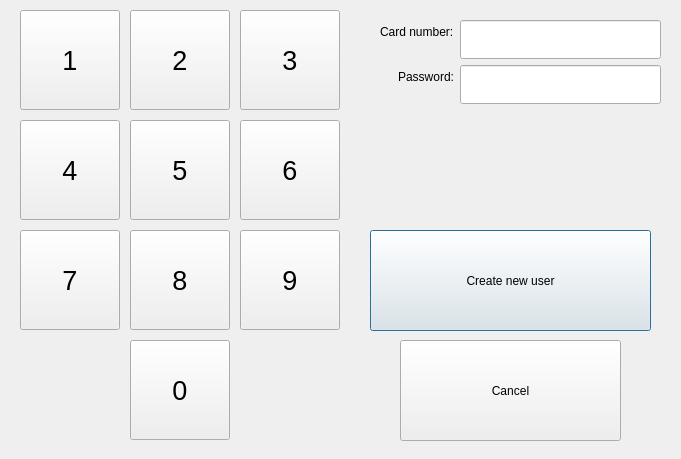
This is addnewuserdialog.ui in igorko100/qtinout as Qt 5 draws it before an edit. The edited form follows.
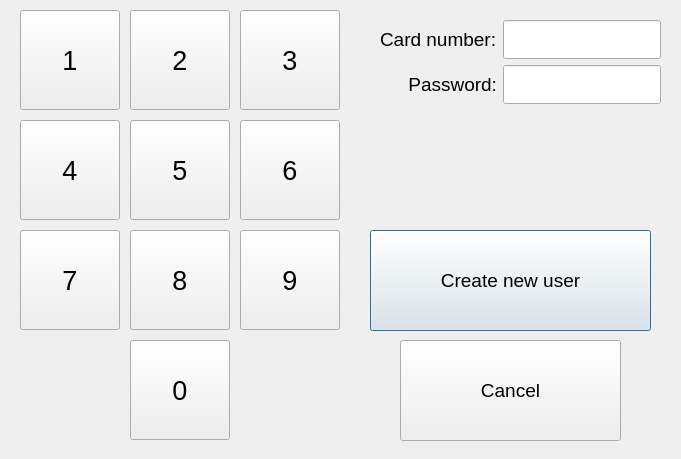
This is the edited form.

Diff of the .ui file:
```diff
--- a/addnewuserdialog.ui
+++ b/addnewuserdialog.ui
@@ -28,6 +28,11 @@
     </property>
     <item row="0" column="0">
      <widget class="QLabel" name="cardNumberLabel">
+      <property name="font">
+       <font>
+        <pointsize>14</pointsize>
+       </font>
+      </property>
       <property name="text">
        <string>Card number:</string>
       </property>
@@ -53,6 +58,11 @@
     </item>
     <item row="1" column="0">
      <widget class="QLabel" name="passwordLabel">
+      <property name="font">
+       <font>
+        <pointsize>14</pointsize>
+       </font>
+      </property>
       <property name="text">
        <string>Password:</string>
       </property>
@@ -72,6 +82,11 @@
      <height>101</height>
     </rect>
    </property>
+   <property name="font">
+    <font>
+     <pointsize>14</pointsize>
+    </font>
+   </property>
    <property name="text">
     <string>Create new user</string>
    </property>
@@ -129,7 +144,7 @@
      </widget>
     </item>
     <item row="0" column="2">
-     <widget class="QPushButton" name="pushButton_5">
+     <widget class="QPushButton" name="pushButton_3">
       <property name="minimumSize">
        <size>
         <width>100</width>
@@ -165,7 +180,7 @@
      </widget>
     </item>
     <item row="1" column="0">
-     <widget class="QPushButton" name="pushButton_2">
+     <widget class="QPushButton" name="pushButton_4">
       <property name="minimumSize">
        <size>
         <width>100</width>
@@ -219,7 +234,7 @@
      </widget>
     </item>
     <item row="1" column="1">
-     <widget class="QPushButton" name="pushButton_4">
+     <widget class="QPushButton" name="pushButton_5">
       <property name="minimumSize">
        <size>
         <width>100</width>
@@ -237,7 +252,7 @@
      </widget>
     </item>
     <item row="0" column="1">
-     <widget class="QPushButton" name="pushButton_3">
+     <widget class="QPushButton" name="pushButton_2">
       <property name="minimumSize">
        <size>
         <width>100</width>
@@ -283,6 +298,11 @@
      <height>101</height>
     </rect>
    </property>
+   <property name="font">
+    <font>
+     <pointsize>14</pointsize>
+    </font>
+   </property>
    <property name="text">
     <string>Cancel</string>
    </property>
```
Left out of the diff: 4 changed lines with no effect on the pictures.
